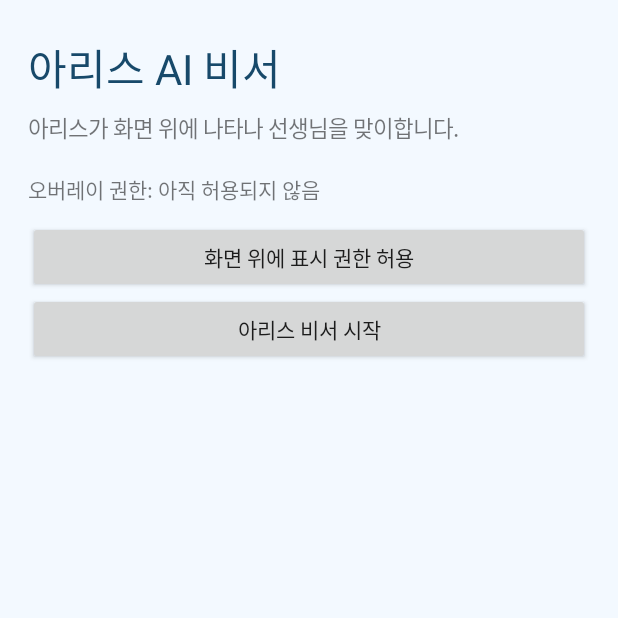
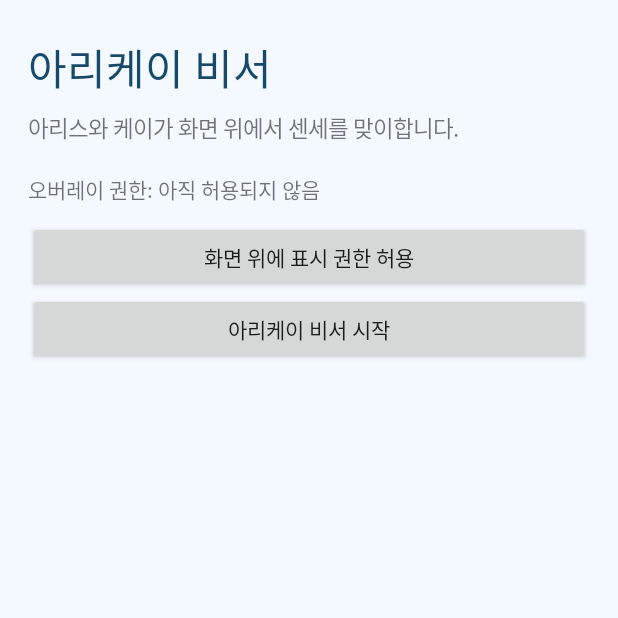
Before and after one commit to 30325cjh/MKA23, an Android app: the screen it shows after launch (MainActivity), on a phone screen of 412 x 824 dp, the top half of it. Run offline under Robolectric (Android 15) with nearby library versions, the phone set to English and light mode, and no system bars.

Commit message:
Update Arikei app branding

```diff
--- a/app/src/main/java/com/mka23/arisu/MainActivity.kt
+++ b/app/src/main/java/com/mka23/arisu/MainActivity.kt
@@ -27,12 +27,12 @@ class MainActivity : Activity() {
             setBackgroundColor(0xFFF3F9FF.toInt())
         }
         root.addView(TextView(this).apply {
-            text = "아리스 AI 비서"
+            text = "아리케이 비서"
             textSize = 28f
             setTextColor(0xFF17496A.toInt())
         })
         root.addView(TextView(this).apply {
-            text = "아리스가 화면 위에 나타나 선생님을 맞이합니다."
+            text = "아리스와 케이가 화면 위에서 센세를 맞이합니다."
             textSize = 15f
             setPadding(0, 12, 0, 20)
         })
@@ -52,12 +52,12 @@ class MainActivity : Activity() {
             }
         })
         root.addView(Button(this).apply {
-            text = "아리스 비서 시작"
+            text = "아리케이 비서 시작"
             setOnClickListener {
                 if (Build.VERSION.SDK_INT < 23 || Settings.canDrawOverlays(this@MainActivity)) {
                     val service = Intent(this@MainActivity, OverlayService::class.java)
                     if (Build.VERSION.SDK_INT >= 26) startForegroundService(service) else startService(service)
-                    status.text = "아리스가 화면 위에서 대기 중이에요!"
+                    status.text = "아리케이가 화면 위에서 대기 중이에요!"
                 } else {
                     status.text = "먼저 화면 위에 표시 권한을 허용해 주세요."
                     startActivity(Intent(Settings.ACTION_MANAGE_OVERLAY_PERMISSION, Uri.parse("package:$packageName")))
```
